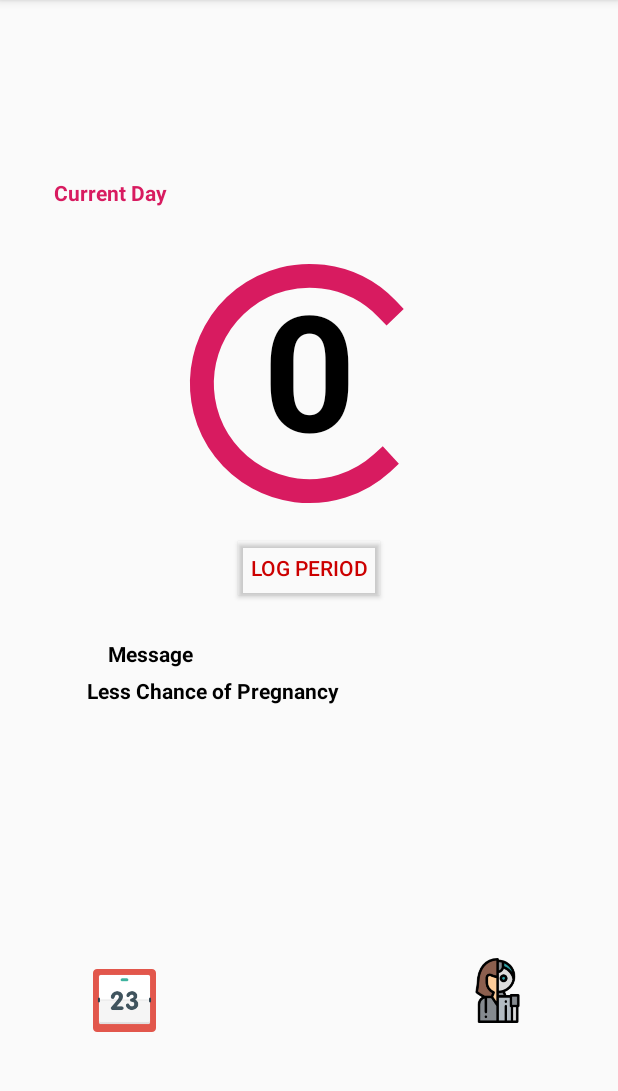
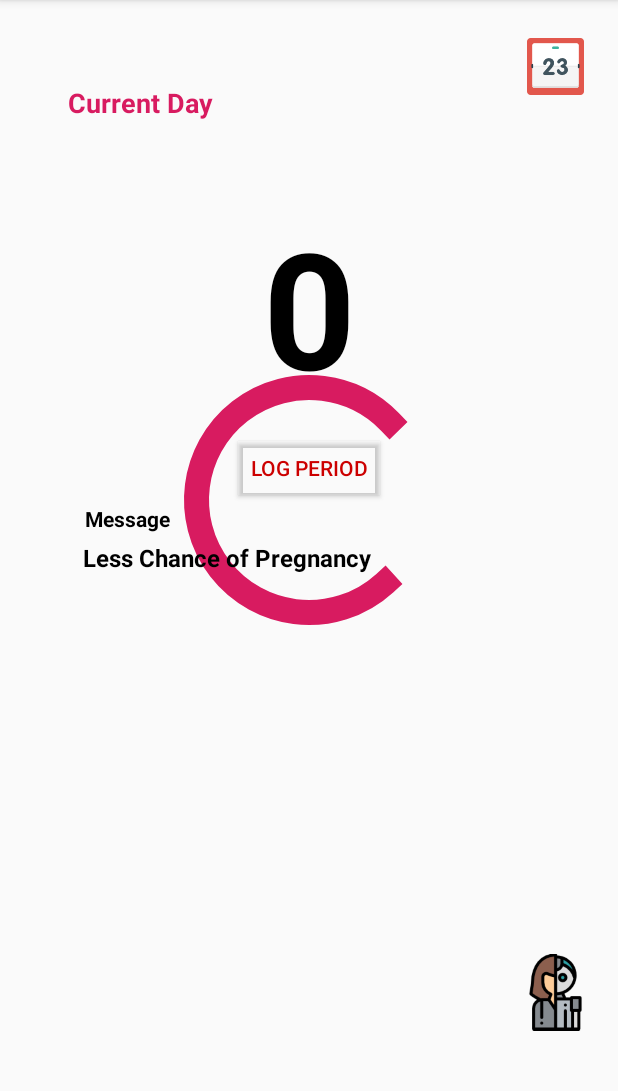
Before and after one commit to spkdroid/FlowTracker, an Android app: the HubFragment screen opened through its navigation route, on a phone screen of 412 x 824 dp, the part 84-1175 px from its top. Run offline under Robolectric (Android 15) with nearby library versions, the phone set to English and light mode, and no system bars; plain views replace CircularProgressBar; Roboto replaces fonts that are not available here; 4 statements that could not run were skipped.

Commit message:
Fixed the hub

```diff
--- a/app/src/main/java/ca/rovbot/flowtracker/fragment/ChatBotFragment.kt
+++ b/app/src/main/java/ca/rovbot/flowtracker/fragment/ChatBotFragment.kt
@@ -27,11 +27,11 @@ class ChatBotFragment : Fragment(), View.OnClickListener {
 
         val myId = 0
         val myIcon = BitmapFactory.decodeResource(resources, R.drawable.ldroid)
-        val myName = "Michael"
+        val myName = "me"
 
         val yourId = 1
         val yourIcon = BitmapFactory.decodeResource(resources, R.drawable.ldroid)
-        val yourName = "Emily"
+        val yourName = "RovBot"
 
         val me = User(myId, myName, myIcon)
         val you = User(yourId, yourName, yourIcon)
@@ -45,18 +45,10 @@ class ChatBotFragment : Fragment(), View.OnClickListener {
         val receivedMessage = Message.Builder()
             .setUser(you)
             .setRight(false)
-            .setText(ChatBot.talk(me.getName(), message.toString()))
+            .setText(ChatBot.talk(me.getName(),"Hi, I am RovBot."))
             .build()
 
-       // val sendDelay = (Random().nextInt(4) + 1) * 1000;
-         chatView.receive(receivedMessage)
-   //        Handler().postDelayed({
-     //       @Override
-       //     fun run() {
-         //       chatView.receive(receivedMessage);
-         //   }
-       // }, sendDelay.toLong());
-
+        chatView.receive(receivedMessage)
 
     }
 
@@ -85,16 +77,16 @@ class ChatBotFragment : Fragment(), View.OnClickListener {
         chatView.setLeftBubbleColor(Color.WHITE);
         chatView.setBackgroundColor(ContextCompat.getColor(this.context!!, R.color.blueGray500));
         chatView.setSendButtonColor(ContextCompat.getColor(this.context!!, R.color.cyan900));
-        chatView.setSendIcon(R.drawable.ic_action_send);
+        chatView.setSendIcon(R.drawable.ic_action_send)
         chatView.setOnClickSendButtonListener(this)
         chatView.setRightMessageTextColor(Color.WHITE);
         chatView.setLeftMessageTextColor(Color.BLACK);
         chatView.setUsernameTextColor(Color.WHITE);
         chatView.setSendTimeTextColor(Color.WHITE);
         chatView.setDateSeparatorColor(Color.WHITE);
-        chatView.setInputTextHint("new message...");
+        chatView.setInputTextHint("new message...")
         chatView.setMessageMarginTop(5);
-        chatView.setMessageMarginBottom(5);
+        chatView.setMessageMarginBottom(5)
 
 
     }
--- a/app/src/main/java/ca/rovbot/flowtracker/fragment/HubFragment.kt
+++ b/app/src/main/java/ca/rovbot/flowtracker/fragment/HubFragment.kt
@@ -6,6 +6,7 @@ import android.support.v4.app.Fragment
 import android.view.LayoutInflater
 import android.view.View
 import android.view.ViewGroup
+import android.widget.Toast
 import androidx.navigation.Navigation
 import ca.rovbot.flowtracker.viewmodel.HubViewModel
 import ca.rovbot.flowtracker.R
@@ -57,7 +58,8 @@ class HubFragment : Fragment() {
         }
 
         rovbotdroid.setOnClickListener {
-            Navigation.findNavController(it).navigate(R.id.action_hubFragment_to_chatBotFragment)
+         Toast.makeText(it.context,"Chat Support not enabled",Toast.LENGTH_LONG).show()
+         //   Navigation.findNavController(it).navigate(R.id.action_hubFragment_to_chatBotFragment)
         }
 
 
--- a/app/src/main/java/ca/rovbot/flowtracker/fragment/RegistrationFragment.kt
+++ b/app/src/main/java/ca/rovbot/flowtracker/fragment/RegistrationFragment.kt
@@ -71,7 +71,14 @@ class RegistrationFragment : Fragment() {
 
         submitregistration.setOnClickListener{
 
-            val validFlag = Integer.parseInt(viewModel.checkSelectedDateValid(view!!.context,dateinputtext.text.toString()));
+            var validFlag = 0
+
+            try {
+              validFlag = Integer.parseInt(viewModel.checkSelectedDateValid(view!!.context, dateinputtext.text.toString(),daysinputtext.text.toString()))
+            } catch (e:Exception){
+                validFlag = -2
+            }
+
             if(validFlag>-1) {
                 viewModel.registerUser(daysinputtext.text.toString(), dateinputtext.text.toString(), this.context!!)
 
@@ -82,7 +89,7 @@ class RegistrationFragment : Fragment() {
                 }
 
             } else {
-                Toast.makeText(view!!.context,"Please Pick a valid date",Toast.LENGTH_LONG).show()
+                Toast.makeText(view!!.context,"Please pick a valid date, Error in the date selected",Toast.LENGTH_LONG).show()
             }
         }
     }
--- a/app/src/main/java/ca/rovbot/flowtracker/viewmodel/HubViewModel.kt
+++ b/app/src/main/java/ca/rovbot/flowtracker/viewmodel/HubViewModel.kt
@@ -22,7 +22,7 @@ class HubViewModel : ViewModel() {
         var currentDay: Date
         currentDay = formatter.parse(currentDate)
         val v = daysBetween(date,currentDay)
-        return v.toString();
+        return v.toString()
     }
 
     fun daysBetween(d1: Date, d2: Date): Long {
--- a/app/src/main/java/ca/rovbot/flowtracker/viewmodel/RegistrationViewModel.kt
+++ b/app/src/main/java/ca/rovbot/flowtracker/viewmodel/RegistrationViewModel.kt
@@ -27,13 +27,13 @@ class RegistrationViewModel : ViewModel() {
                 "freq"
             ).toString().isNotEmpty()
         ) {
-            return true;
+            return true
         }
-        return false;
+        return false
     }
 
 
-    fun checkSelectedDateValid(context: Context?,selectedCalendarDate:String):String {
+    fun checkSelectedDateValid(context: Context?,selectedCalendarDate:String,selectedDayCount:String):String {
         val editor = context!!.getSharedPreferences(R.string.sharedpreferencename.toString(), Context.MODE_PRIVATE)
         val formatter: DateFormat
         var date: Date
@@ -43,12 +43,17 @@ class RegistrationViewModel : ViewModel() {
         var currentDay: Date
         currentDay = formatter.parse(currentDate)
         val v = daysBetween(date,currentDay)
-        return v.toString();
+
+        if(v>Integer.parseInt(selectedDayCount) || v<0)
+            return "-1"
+
+
+        return v.toString()
     }
 
 
     fun daysBetween(d1: Date, d2: Date): Long {
-        return ((d2.time - d1.time) / (1000 * 60 * 60 * 24)) as Long
+        return ((d2.time - d1.time) / (1000 * 60 * 60 * 24))
     }
 
     // TODO: Implement the ViewModel
--- a/app/src/main/res/layout/hub_fragment.xml
+++ b/app/src/main/res/layout/hub_fragment.xml
@@ -8,25 +8,23 @@
 
     <ImageView
             android:src="@drawable/hub_calendar_icon"
-            android:layout_width="42dp"
-            android:layout_height="0dp"
+            android:layout_width="51dp"
+            android:layout_height="38dp"
             android:id="@+id/hubCalendar"
-            app:layout_constraintStart_toStartOf="parent"
-            app:layout_constraintBottom_toBottomOf="parent" android:layout_marginStart="62dp"
-            app:layout_constraintTop_toBottomOf="@+id/circularProgressBar" android:layout_marginBottom="4dp"/>
+            app:layout_constraintEnd_toEndOf="parent"
+            android:layout_marginEnd="16dp" app:layout_constraintTop_toTopOf="parent" android:layout_marginTop="25dp"/>
 
     <com.mikhaellopez.circularprogressbar.CircularProgressBar
-            android:layout_width="191dp"
-            android:layout_height="305dp"
+            android:layout_width="200dp"
+            android:layout_height="0dp"
             app:cpb_background_progressbar_color="#FFCDD2"
             app:cpb_background_progressbar_width="5dp"
             app:cpb_progressbar_color="#F44336"
             app:cpb_progressbar_width="25dp"
             android:id="@+id/circularProgressBar"
-            android:layout_marginTop="103dp"
-            android:layout_marginBottom="161dp" app:layout_constraintEnd_toEndOf="parent"
-            app:layout_constraintBottom_toTopOf="@+id/hubCalendar" app:layout_constraintTop_toTopOf="parent"
-            app:layout_constraintStart_toStartOf="parent"/>
+            app:layout_constraintTop_toBottomOf="@+id/titledays" android:layout_marginBottom="206dp"
+            app:layout_constraintEnd_toEndOf="parent" app:layout_constraintStart_toStartOf="parent"
+            app:layout_constraintBottom_toBottomOf="parent"/>
 
     <TextView
             android:text="11"
@@ -35,9 +33,9 @@
             android:id="@+id/dayscount"
             android:textSize="108sp" android:textStyle="bold" android:textColor="@android:color/black"
             android:gravity="center"
-            app:layout_constraintTop_toBottomOf="@+id/titledays"
-            android:layout_marginBottom="14dp" app:layout_constraintEnd_toEndOf="parent"
-            app:layout_constraintBottom_toTopOf="@+id/logperiod" app:layout_constraintStart_toStartOf="parent"/>
+            android:layout_marginTop="132dp" android:layout_marginBottom="12dp"
+            app:layout_constraintEnd_toEndOf="parent" app:layout_constraintBottom_toTopOf="@+id/logperiod"
+            app:layout_constraintTop_toTopOf="parent" app:layout_constraintStart_toStartOf="parent"/>
     <TextView
             android:text="Current Day"
             android:layout_width="wrap_content"
@@ -45,9 +43,11 @@
             android:id="@+id/titledays"
             android:textStyle="bold"
             android:textColor="@color/colorAccent"
-            app:layout_constraintTop_toTopOf="parent" app:layout_constraintStart_toStartOf="@+id/dayscount"
-            android:layout_marginTop="95dp" android:layout_marginStart="36dp"
-            android:layout_marginBottom="12dp" app:layout_constraintBottom_toTopOf="@+id/dayscount"/>
+            android:textSize="18sp"
+            app:layout_constraintEnd_toStartOf="@+id/hubCalendar"
+            android:layout_marginEnd="190dp" android:layout_marginTop="56dp" app:layout_constraintTop_toTopOf="parent"
+            app:layout_constraintStart_toStartOf="parent" android:layout_marginStart="32dp"
+            android:layout_marginBottom="24dp" app:layout_constraintBottom_toTopOf="@+id/circularProgressBar"/>
     <Button
             android:text="Log Period"
             android:layout_width="wrap_content"
@@ -55,36 +55,33 @@
             android:id="@+id/logperiod"
             style="@style/Widget.AppCompat.Button.Small"
             android:textColor="@android:color/holo_red_dark" android:backgroundTint="@android:color/transparent"
-            app:layout_constraintEnd_toEndOf="parent"
             app:layout_constraintStart_toStartOf="parent" app:layout_constraintTop_toBottomOf="@+id/dayscount"
-            app:layout_constraintBottom_toTopOf="@+id/message"/>
+            app:layout_constraintEnd_toEndOf="parent" app:layout_constraintBottom_toTopOf="@+id/message"/>
     <TextView
             android:text="Message"
             android:layout_width="wrap_content"
             android:layout_height="wrap_content"
             android:id="@+id/message"
             android:textStyle="bold" android:textColor="@android:color/black"
-            app:layout_constraintTop_toBottomOf="@+id/logperiod"
-            app:layout_constraintEnd_toStartOf="@+id/logperiod" android:layout_marginEnd="26dp"
-            android:layout_marginBottom="101dp"
-            app:layout_constraintBottom_toTopOf="@+id/hubCalendar"/>
+            app:layout_constraintStart_toStartOf="@+id/messagecontent"
+            android:layout_marginStart="1dp" app:layout_constraintTop_toBottomOf="@+id/logperiod"
+            android:layout_marginBottom="5dp" app:layout_constraintBottom_toTopOf="@+id/messagecontent"/>
     <TextView
             android:layout_width="233dp"
-            android:layout_height="23dp"
-            android:id="@+id/messagecontent" android:layout_marginTop="5dp"
-            app:layout_constraintTop_toBottomOf="@+id/message" android:layout_marginBottom="74dp"
-            app:layout_constraintBottom_toTopOf="@+id/hubCalendar" app:layout_constraintEnd_toEndOf="parent"
-            android:layout_marginEnd="264dp" app:layout_constraintStart_toStartOf="parent"
-            android:layout_marginStart="62dp" android:textStyle="bold" android:textColor="@android:color/black"
-            android:text="Ovulation Period" app:layout_constraintHorizontal_bias="0.028"
-            app:layout_constraintVertical_bias="0.0"/>
+            android:layout_height="0dp"
+            android:id="@+id/messagecontent"
+            android:textStyle="bold" android:textColor="@android:color/black"
+            android:text="Ovulation Period"
+            android:textSize="16sp"
+            app:layout_constraintStart_toStartOf="parent"
+            android:layout_marginStart="55dp" app:layout_constraintTop_toBottomOf="@+id/message"
+            android:layout_marginBottom="56dp" app:layout_constraintBottom_toTopOf="@+id/rovbotdroid"/>
     <ImageView
             android:src="@drawable/ldroid"
-            android:layout_width="59dp"
-            android:layout_height="43dp"
-            android:id="@+id/rovbotdroid" android:layout_marginTop="82dp"
-            app:layout_constraintTop_toBottomOf="@+id/messagecontent" android:layout_marginStart="184dp"
-            app:layout_constraintStart_toEndOf="@+id/hubCalendar" app:layout_constraintBottom_toBottomOf="parent"
-            android:layout_marginBottom="4dp" app:layout_constraintEnd_toEndOf="parent"
-            android:layout_marginEnd="37dp"/>
+            android:layout_width="51dp"
+            android:layout_height="0dp"
+            android:id="@+id/rovbotdroid"
+            app:layout_constraintEnd_toEndOf="parent"
+            android:layout_marginEnd="16dp" app:layout_constraintBottom_toBottomOf="parent"
+            app:layout_constraintTop_toBottomOf="@+id/messagecontent" android:layout_marginBottom="25dp"/>
 </android.support.constraint.ConstraintLayout>
--- a/app/src/main/res/layout/registration_fragment.xml
+++ b/app/src/main/res/layout/registration_fragment.xml
@@ -28,7 +28,7 @@
             android:id="@+id/linearLayout" app:layout_constraintTop_toTopOf="parent" android:layout_marginTop="154dp"
             android:layout_marginBottom="8dp" app:layout_constraintBottom_toTopOf="@+id/submitregistration">
         <TextView
-                android:text="Last Date Period"
+                android:text="Please input your last period date"
                 android:layout_width="match_parent"
                 android:layout_height="wrap_content" android:id="@+id/lastdateperiod" android:textStyle="bold"
                 android:textColor="@color/colorAccent"/>
@@ -53,10 +53,10 @@
         </LinearLayout>
 
         <TextView
-                android:text="Number of period days"
+                android:text="Average number of days between period"
                 android:layout_width="match_parent"
                 android:layout_height="wrap_content" android:id="@+id/numberofdays"
-                android:textColor="@color/colorAccent"/>
+                android:textColor="@color/colorAccent" android:textStyle="bold"/>
     <LinearLayout android:layout_width="match_parent" android:layout_height="wrap_content" android:orientation="horizontal">
         <EditText
                 android:layout_width="wrap_content"
```
